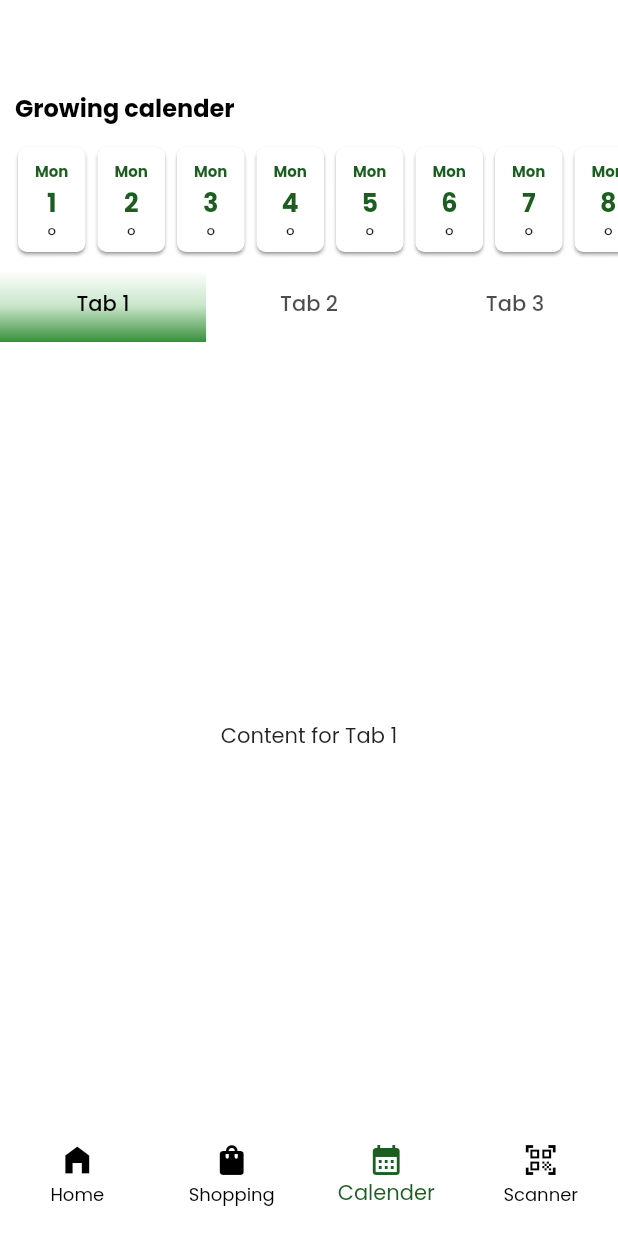
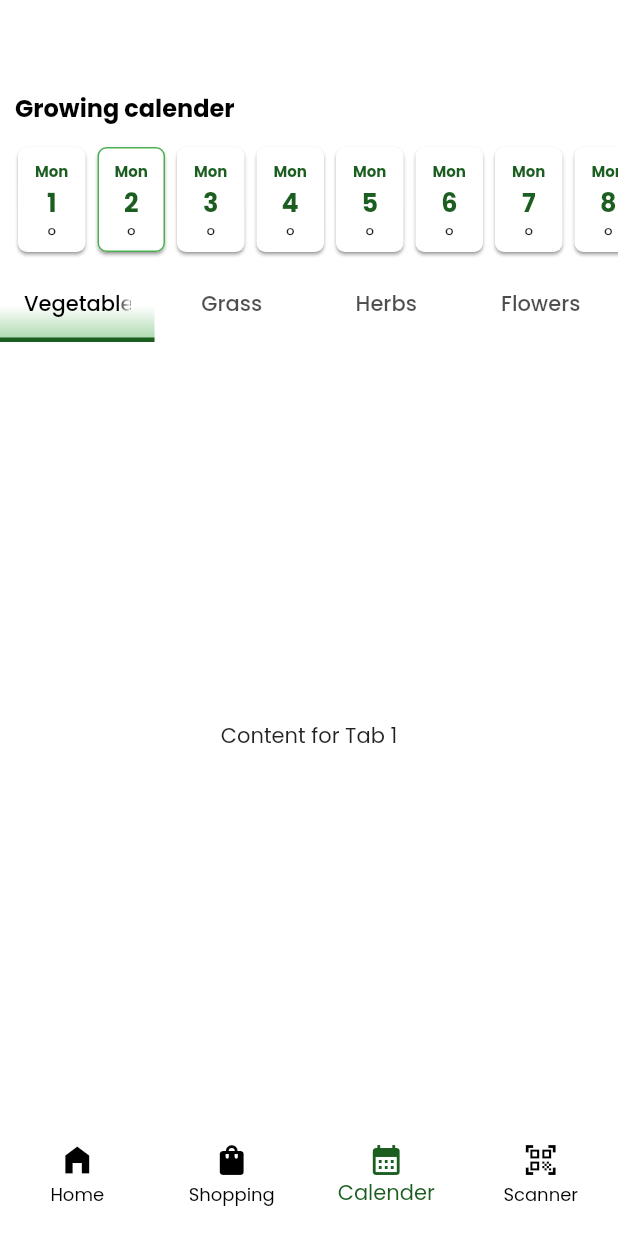
Before and after one commit to CodeRebirth/garden-app, a Flutter app: the screen it shows after launch, item 3 of the bottom bar chosen, on a phone screen of 412 x 824 dp. Run offline on Flutter 3.47's test engine with Material 2 defaults, Android fonts, the phone set to English and light mode, and no system bars; our stand-ins replace google_fonts, lottie; network calls fail.

Commit message:
code for new outlinedCard generator

```diff
--- a/lib/screens/growing_calender_screen.dart
+++ b/lib/screens/growing_calender_screen.dart
@@ -1,5 +1,6 @@
 import 'package:flutter/material.dart';
 
+import '../widget/card_gen_factory.dart';
 import '../widget/growing_calender.dart';
 
 class GrowingCalenderScreen extends StatefulWidget {
@@ -29,7 +30,7 @@ class _MyTabBarState extends State<MyTabBar> with SingleTickerProviderStateMixin
   @override
   void initState() {
     super.initState();
-    _tabController = TabController(length: 3, vsync: this); // Change the length to the number of tabs you need
+    _tabController = TabController(length: 4, vsync: this); // Change the length to the number of tabs you need
   }
 
   @override
@@ -38,38 +39,43 @@ class _MyTabBarState extends State<MyTabBar> with SingleTickerProviderStateMixin
     super.dispose();
   }
 
+  final baseGenerator = ExtraSmallContainerGenerator();
+
   @override
   Widget build(BuildContext context) {
     return Scaffold(
       body: Column(children: [
-        SizedBox(
+        const SizedBox(
           height: 50,
         ),
-        Container(
+        SizedBox(
             height: 130,
             width: MediaQuery.of(context).size.width, // Set the desired height
             child: const GrowingCalender()),
         TabBar(
+          indicatorWeight: 2,
+          indicatorSize: TabBarIndicatorSize.tab,
           labelColor: Colors.black,
           indicator: BoxDecoration(
+              border: Border(bottom: BorderSide(width: 3, color: Colors.green.shade900)),
               gradient: LinearGradient(colors: [
-            Colors.white,
-            Colors.green.shade100,
-            Colors.green.shade700,
-          ], end: Alignment.bottomCenter, begin: Alignment.topCenter)),
+                Colors.white,
+                Colors.white,
+                Colors.green.shade200,
+              ], end: Alignment.bottomCenter, begin: Alignment.topCenter)),
           controller: _tabController,
           tabs: const [
-            Tab(
-              text: 'Tab 1',
-            ),
-            Tab(text: 'Tab 2'),
-            Tab(text: 'Tab 3'),
+            Tab(text: 'Vegetables'),
+            Tab(text: 'Grass'),
+            Tab(text: 'Herbs'),
+            Tab(text: 'Flowers'),
           ],
         ),
         Expanded(
-            child: TabBarView(controller: _tabController, children: [
+            child: TabBarView(controller: _tabController, children: const [
           Center(child: Text('Content for Tab 1')),
           Center(child: Text('Content for Tab 2')),
+          Center(child: Text('Content for Tab 3')),
           Center(child: Text('Content for Tab 3')),
         ]))
       ]),
--- a/lib/widget/card_gen_factory.dart
+++ b/lib/widget/card_gen_factory.dart
@@ -4,11 +4,22 @@ abstract class CardGenerator {
   Card generate(Column widgets);
 }
 
+class OutlinedBorderContainerGenerator implements CardGenerator {
+  @override
+  Card generate(Column widgets) {
+    return Card(
+      shadowColor: Colors.grey.shade800,
+      shape: RoundedRectangleBorder(borderRadius: BorderRadius.circular(6), side: const BorderSide(color: Colors.green)),
+      elevation: 1,
+      child: SizedBox(height: 70, width: 45, child: widgets),
+    );
+  }
+}
+
 class ExtraSmallContainerGenerator implements CardGenerator {
   @override
   Card generate(Column widgets) {
     return Card(
-      color: Colors.white,
       shadowColor: Colors.grey.shade800,
       shape: RoundedRectangleBorder(borderRadius: BorderRadius.circular(6)),
       elevation: 1,
--- a/lib/widget/growing_calender.dart
+++ b/lib/widget/growing_calender.dart
@@ -18,7 +18,22 @@ class GrowingCalender extends StatelessWidget {
             child: Row(
               children: [
                 for (var i = 1; i <= 31; i++)
-                  ExtraSmallContainerGenerator().generate(Column(
+                  i == 2
+                      ? OutlinedBorderContainerGenerator().generate(Column(
+                          mainAxisAlignment: MainAxisAlignment.end,
+                          children: [
+                            Text(
+                              "Mon",
+                              style: Theme.of(context).textTheme.displaySmall,
+                            ),
+                            Text(
+                              "$i",
+                              style: TextStyle(color: Colors.green[900], fontWeight: FontWeight.bold, fontSize: 17),
+                            ),
+                            const Text("°"),
+                          ],
+                        ))
+                      : ExtraSmallContainerGenerator().generate(Column(
                           mainAxisAlignment: MainAxisAlignment.end,
                           children: [
                             Text(
```
Lines whose indentation alone changed are shown as unchanged.
